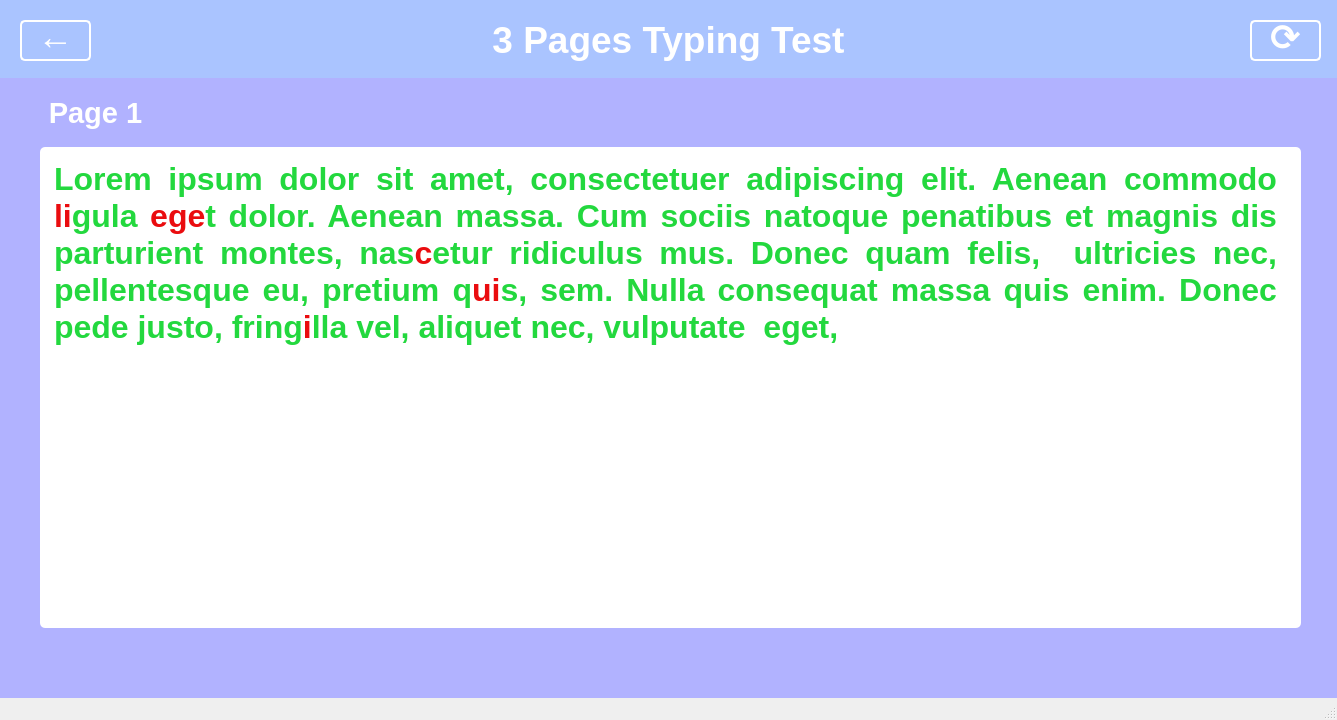
Old version of the form uiFile/page_3_typingTest.ui in the repository VKa-777/Python-Final-Project.
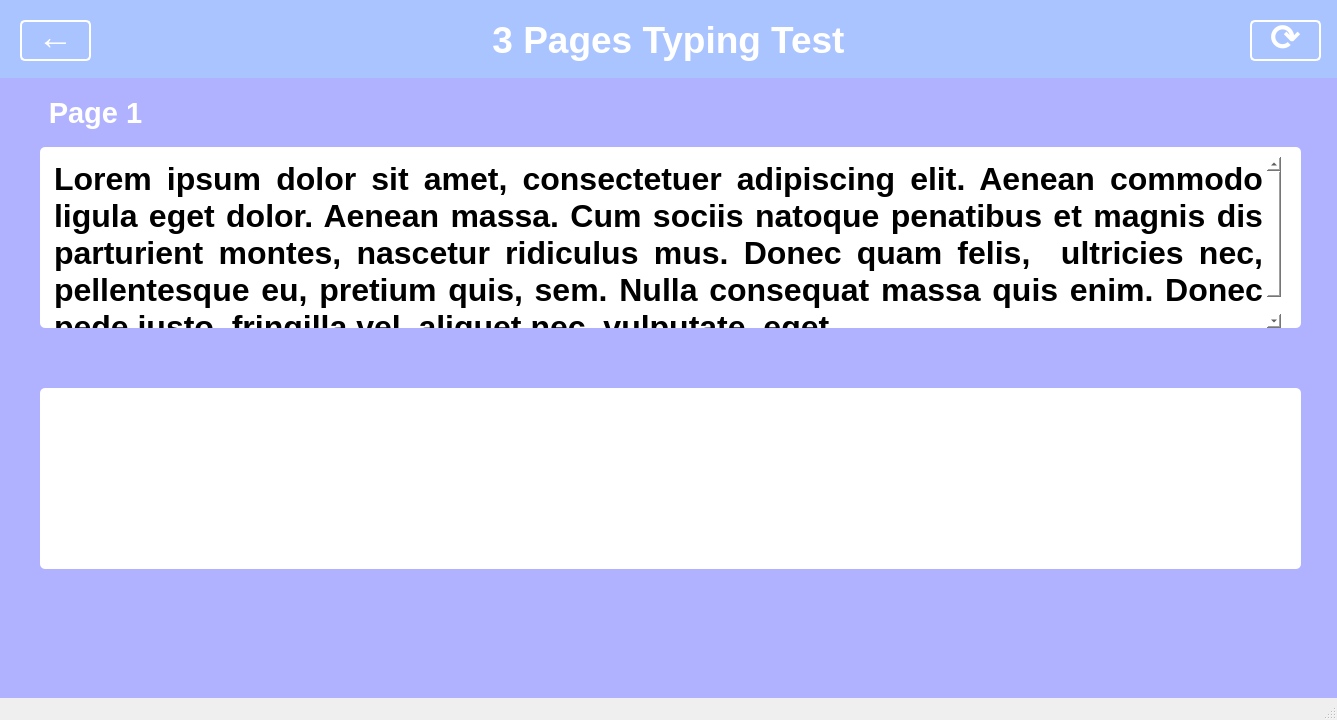
New version of the form.

The edit to the form file:
```diff
--- a/uiFile/page_3_typingTest.ui
+++ b/uiFile/page_3_typingTest.ui
@@ -127,7 +127,7 @@
        <x>40</x>
        <y>69</y>
        <width>1261</width>
-       <height>481</height>
+       <height>181</height>
       </rect>
      </property>
      <property name="styleSheet">
@@ -142,7 +142,7 @@
         <x>10</x>
         <y>10</y>
         <width>1231</width>
-        <height>461</height>
+        <height>171</height>
        </rect>
       </property>
       <property name="html">
@@ -150,7 +150,40 @@
 &lt;html&gt;&lt;head&gt;&lt;meta name=&quot;qrichtext&quot; content=&quot;1&quot; /&gt;&lt;style type=&quot;text/css&quot;&gt;
 p, li { white-space: pre-wrap; }
 &lt;/style&gt;&lt;/head&gt;&lt;body style=&quot; font-family:'MS Shell Dlg 2'; font-size:48pt; font-weight:400; font-style:normal;&quot;&gt;
-&lt;p align=&quot;justify&quot; style=&quot; margin-top:0px; margin-bottom:0px; margin-left:0px; margin-right:0px; -qt-block-indent:0; text-indent:0px;&quot;&gt;&lt;span style=&quot; font-family:'Bahnschrift'; font-size:24pt; font-weight:600; color:#23d83e;&quot;&gt;Lorem ipsum dolor sit amet, consectetuer adipiscing elit. Aenean commodo &lt;/span&gt;&lt;span style=&quot; font-family:'Bahnschrift'; font-size:24pt; font-weight:600; color:#ea0c0f;&quot;&gt;li&lt;/span&gt;&lt;span style=&quot; font-family:'Bahnschrift'; font-size:24pt; font-weight:600; color:#23d83e;&quot;&gt;gula &lt;/span&gt;&lt;span style=&quot; font-family:'Bahnschrift'; font-size:24pt; font-weight:600; color:#ea0c0f;&quot;&gt;ege&lt;/span&gt;&lt;span style=&quot; font-family:'Bahnschrift'; font-size:24pt; font-weight:600; color:#23d83e;&quot;&gt;t dolor. Aenean massa. Cum sociis natoque penatibus et magnis dis parturient montes, nas&lt;/span&gt;&lt;span style=&quot; font-family:'Bahnschrift'; font-size:24pt; font-weight:600; color:#ea0c0f;&quot;&gt;c&lt;/span&gt;&lt;span style=&quot; font-family:'Bahnschrift'; font-size:24pt; font-weight:600; color:#23d83e;&quot;&gt;etur ridiculus mus. Donec quam felis,  ultricies nec, pellentesque eu, pretium q&lt;/span&gt;&lt;span style=&quot; font-family:'Bahnschrift'; font-size:24pt; font-weight:600; color:#ea0c0f;&quot;&gt;ui&lt;/span&gt;&lt;span style=&quot; font-family:'Bahnschrift'; font-size:24pt; font-weight:600; color:#23d83e;&quot;&gt;s, sem. Nulla consequat massa quis enim. Donec pede justo, fring&lt;/span&gt;&lt;span style=&quot; font-family:'Bahnschrift'; font-size:24pt; font-weight:600; color:#ea0c0f;&quot;&gt;i&lt;/span&gt;&lt;span style=&quot; font-family:'Bahnschrift'; font-size:24pt; font-weight:600; color:#23d83e;&quot;&gt;lla vel, aliquet nec, vulputate  eget,&lt;/span&gt;&lt;span style=&quot; font-family:'Bahnschrift'; font-size:24pt; font-weight:600;&quot;&gt; &lt;/span&gt;&lt;/p&gt;&lt;/body&gt;&lt;/html&gt;</string>
+&lt;p align=&quot;justify&quot; style=&quot; margin-top:0px; margin-bottom:0px; margin-left:0px; margin-right:0px; -qt-block-indent:0; text-indent:0px;&quot;&gt;&lt;span style=&quot; font-family:'Bahnschrift'; font-size:24pt; font-weight:600; color:#000000;&quot;&gt;Lorem ipsum dolor sit amet, consectetuer adipiscing elit. Aenean commodo ligula eget dolor. Aenean massa. Cum sociis natoque penatibus et magnis dis parturient montes, nascetur ridiculus mus. Donec quam felis,  ultricies nec, pellentesque eu, pretium quis, sem. Nulla consequat massa quis enim. Donec pede justo, fringilla vel, aliquet nec, vulputate  eget, &lt;/span&gt;&lt;/p&gt;&lt;/body&gt;&lt;/html&gt;</string>
+      </property>
+     </widget>
+    </widget>
+    <widget class="QWidget" name="typing_area_background_" native="true">
+     <property name="geometry">
+      <rect>
+       <x>40</x>
+       <y>310</y>
+       <width>1261</width>
+       <height>181</height>
+      </rect>
+     </property>
+     <property name="styleSheet">
+      <string notr="true">font-size: 48pt;
+background-color: #fff;
+border-radius: 5px;
+</string>
+     </property>
+     <widget class="QTextEdit" name="typing_area">
+      <property name="geometry">
+       <rect>
+        <x>10</x>
+        <y>10</y>
+        <width>1231</width>
+        <height>171</height>
+       </rect>
+      </property>
+      <property name="html">
+       <string>&lt;!DOCTYPE HTML PUBLIC &quot;-//W3C//DTD HTML 4.0//EN&quot; &quot;http://www.w3.org/TR/REC-html40/strict.dtd&quot;&gt;
+&lt;html&gt;&lt;head&gt;&lt;meta name=&quot;qrichtext&quot; content=&quot;1&quot; /&gt;&lt;style type=&quot;text/css&quot;&gt;
+p, li { white-space: pre-wrap; }
+&lt;/style&gt;&lt;/head&gt;&lt;body style=&quot; font-family:'MS Shell Dlg 2'; font-size:48pt; font-weight:400; font-style:normal;&quot;&gt;
+&lt;p align=&quot;justify&quot; style=&quot;-qt-paragraph-type:empty; margin-top:0px; margin-bottom:0px; margin-left:0px; margin-right:0px; -qt-block-indent:0; text-indent:0px;&quot;&gt;&lt;br /&gt;&lt;/p&gt;&lt;/body&gt;&lt;/html&gt;</string>
       </property>
      </widget>
     </widget>
```
Left out of the diff: 2 changed lines with no effect on the pictures.
